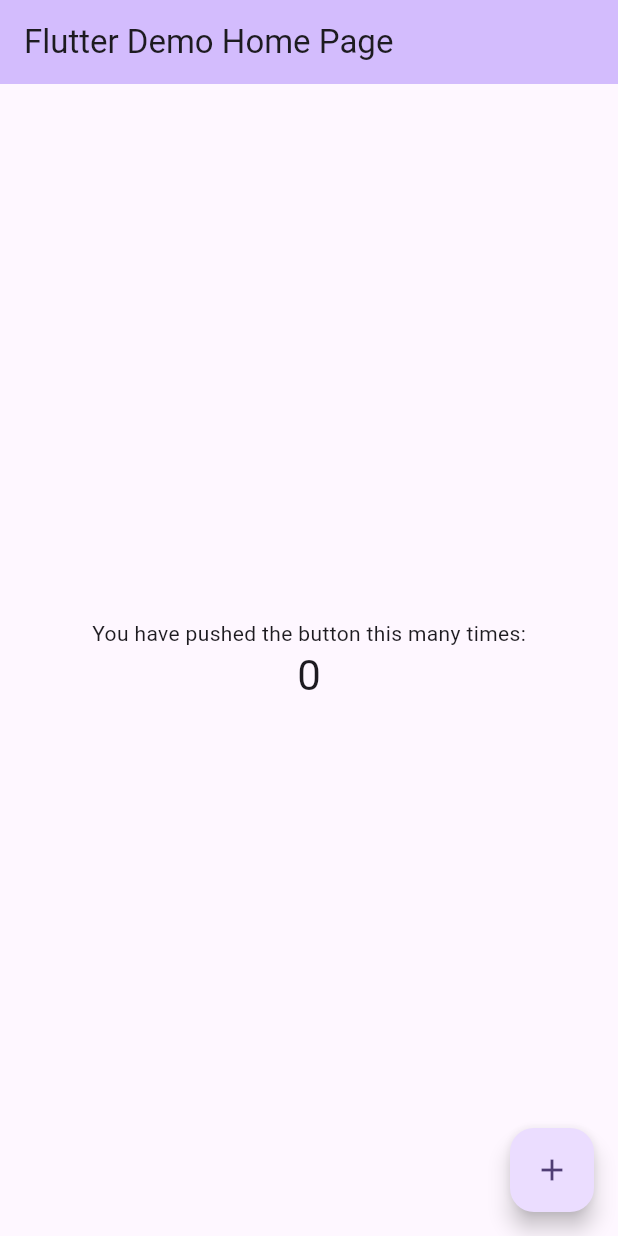
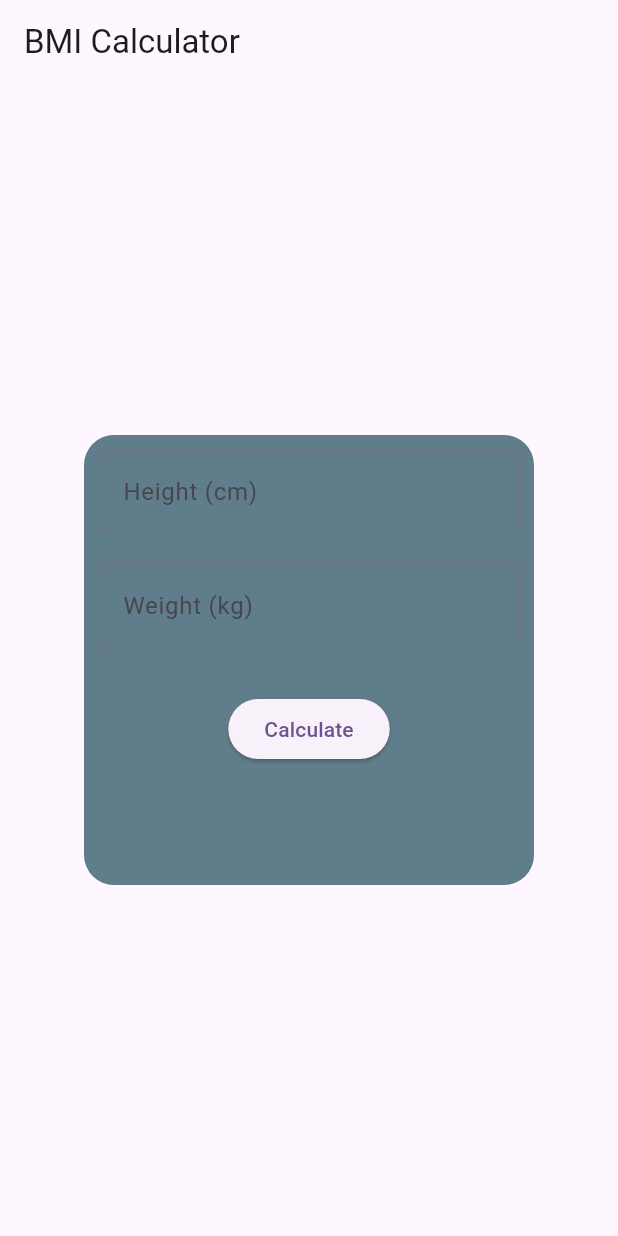
Before and after one commit to bbhawau/BMI-Calculator, a Flutter app: the screen it shows after launch, on a phone screen of 412 x 824 dp. Run offline on Flutter 3.47's test engine with Material 3 defaults, Android fonts, the phone set to English and light mode, and no system bars.

Commit message:
new file:   lib/home_page.dart 	modified:   lib/main.dart

```diff
--- /dev/null
+++ b/lib/home_page.dart
@@ -0,0 +1,86 @@
+import 'package:flutter/material.dart';
+
+class HomePage extends StatefulWidget {
+  const HomePage({super.key});
+
+  @override
+  State<HomePage> createState() => _HomePageState();
+}
+
+class _HomePageState extends State<HomePage> {
+  final TextEditingController heightController = TextEditingController();
+  final TextEditingController weightController = TextEditingController();
+
+  double? bmiResult;
+
+  void calculateBMI() {
+    final double? height = double.tryParse(heightController.text);
+    final double? weight = double.tryParse(weightController.text);
+
+    if (height != null && weight != null && height > 0) {
+      setState(() {
+        bmiResult = weight / (height * height);
+      });
+    }
+  }
+
+  @override
+  Widget build(BuildContext context) {
+    return Scaffold(
+      appBar: AppBar(
+        title: Text('BMI Calculator'),
+      ),
+      body: Center(
+        child: Container(
+          padding: EdgeInsets.all(10),
+          decoration: BoxDecoration(
+              color: Colors.blueGrey, borderRadius: BorderRadius.circular(20)),
+          width: 300,
+          height: 300,
+          child: Column(
+            children: [
+              //Height
+              Container(
+                child: TextField(
+                    controller: heightController,
+                    keyboardType: TextInputType.number,
+                    decoration: InputDecoration(
+                      labelText: 'Height (cm)',
+                      border: OutlineInputBorder(),
+                    )),
+              ),
+              const SizedBox(
+                height: 20,
+              ),
+              //Weight
+              Container(
+                child: TextField(
+                    controller: weightController,
+                    keyboardType: TextInputType.number,
+                    decoration: InputDecoration(
+                      labelText: 'Weight (kg)',
+                      border: OutlineInputBorder(),
+                    )),
+              ),
+              const SizedBox(
+                height: 30,
+              ),
+
+              ElevatedButton(onPressed: calculateBMI, child: Text('Calculate')),
+
+              const SizedBox(
+                height: 30,
+              ),
+              if (bmiResult != null)
+                Text(
+                  'Your BMI is: ${bmiResult!.toStringAsFixed(2)}',
+                  style: const TextStyle(fontSize: 24),
+                  textAlign: TextAlign.center,
+                )
+            ],
+          ),
+        ),
+      ),
+    );
+  }
+}
--- a/lib/main.dart
+++ b/lib/main.dart
@@ -1,3 +1,4 @@
+import 'package:bmi_calculator/home_page.dart';
 import 'package:flutter/material.dart';
 
 void main() {
@@ -16,54 +17,7 @@ class MyApp extends StatelessWidget {
         colorScheme: ColorScheme.fromSeed(seedColor: Colors.deepPurple),
         useMaterial3: true,
       ),
-      home: const MyHomePage(title: 'Flutter Demo Home Page'),
+      home: HomePage(),
     );
   }
 }
-
-class MyHomePage extends StatefulWidget {
-  const MyHomePage({super.key, required this.title});
-  final String title;
-
-  @override
-  State<MyHomePage> createState() => _MyHomePageState();
-}
-
-class _MyHomePageState extends State<MyHomePage> {
-  int _counter = 0;
-
-  void _incrementCounter() {
-    setState(() {
-      _counter++;
-    });
-  }
-
-  @override
-  Widget build(BuildContext context) {
-    return Scaffold(
-      appBar: AppBar(
-        backgroundColor: Theme.of(context).colorScheme.inversePrimary,
-        title: Text(widget.title),
-      ),
-      body: Center(
-        child: Column(
-          mainAxisAlignment: MainAxisAlignment.center,
-          children: <Widget>[
-            const Text(
-              'You have pushed the button this many times:',
-            ),
-            Text(
-              '$_counter',
-              style: Theme.of(context).textTheme.headlineMedium,
-            ),
-          ],
-        ),
-      ),
-      floatingActionButton: FloatingActionButton(
-        onPressed: _incrementCounter,
-        tooltip: 'Increment',
-        child: const Icon(Icons.add),
-      ), // This trailing comma makes auto-formatting nicer for build methods.
-    );
-  }
-}
```
